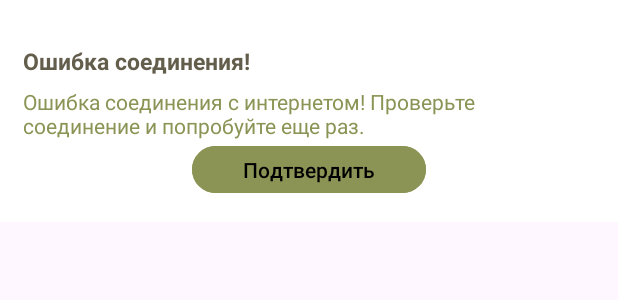
After one commit to IrinaGnutikova/TaskMOU, an Android app: the layout activity_err_con.xml on its own in the app's theme, with its tools: preview values and no code run, on a phone screen of 412 x 824 dp. The commit adds this screen. Shown: the top 300 px of the screen. Run offline under Robolectric (Android 15) with nearby library versions, the phone set to English and light mode, and no system bars.

Commit message:
Добавление наличия интернета, исправление изменение цвета у даты в списке, исправление ошибки после регистрации

```diff
--- /dev/null
+++ b/app/src/main/res/layout/activity_err_con.xml
@@ -0,0 +1,47 @@
+<?xml version="1.0" encoding="utf-8"?>
+<FrameLayout xmlns:android="http://schemas.android.com/apk/res/android"
+    xmlns:app="http://schemas.android.com/apk/res-auto"
+    xmlns:tools="http://schemas.android.com/tools"
+    android:layout_width="wrap_content"
+    android:layout_height="wrap_content"
+    android:orientation="vertical"
+    android:background="@color/backg1">
+
+    <LinearLayout
+        android:layout_width="wrap_content"
+        android:layout_height="wrap_content"
+        android:layout_marginLeft="15dp"
+        android:layout_marginTop="30dp"
+        android:layout_marginRight="15dp"
+        android:layout_marginBottom="15dp"
+        android:orientation="vertical">
+
+        <TextView
+            android:layout_width="wrap_content"
+            android:layout_height="wrap_content"
+            android:id="@+id/tvTitle"
+            android:textColor="@color/text1"
+            android:textSize="@dimen/_12ssp"
+            android:textStyle="bold"
+            android:layout_marginBottom="@dimen/_5sdp"
+            android:text="Ошибка соединения!"/>
+
+        <TextView
+            android:layout_width="wrap_content"
+            android:layout_height="wrap_content"
+            android:id="@+id/tvBody"
+            android:textColor="@color/bigText"
+            android:text="Ошибка соединения с интернетом! Проверьте соединение и попробуйте еще раз."/>
+
+        <Button
+            android:id="@+id/btnYes"
+            android:layout_width="@dimen/_120sdp"
+            android:layout_height="@dimen/_30sdp"
+            android:backgroundTint="@color/btn1"
+            android:clickable="true"
+            android:text="Подтвердить"
+            android:layout_gravity="center"
+            android:textColor="@color/black"/>
+    </LinearLayout>
+
+</FrameLayout>
--- a/app/src/main/res/values/colors.xml
+++ b/app/src/main/res/values/colors.xml
@@ -8,4 +8,5 @@
     <color name="text1">#635D4C</color>
     <color name="dopcolor">#A07F55</color>
     <color name="bigText">#8B9455</color>
+    <color name="red">#FFF44336</color>
 </resources>
```
Also changed, not shown: app/src/main/java/com/example/taskmou/AddActivity.kt (+8 -2 lines), app/src/main/java/com/example/taskmou/EnterActivity.kt (+16 -4 lines), app/src/main/java/com/example/taskmou/ErrDialog.kt (added, +43 -0 lines), app/src/main/java/com/example/taskmou/MainActivity.kt (+13 -5 lines), app/src/main/java/com/example/taskmou/RegistrActivity.kt (+30 -14 lines), app/src/main/java/com/example/taskmou/tasks/MyAdapter.kt (+31 -26 lines).
